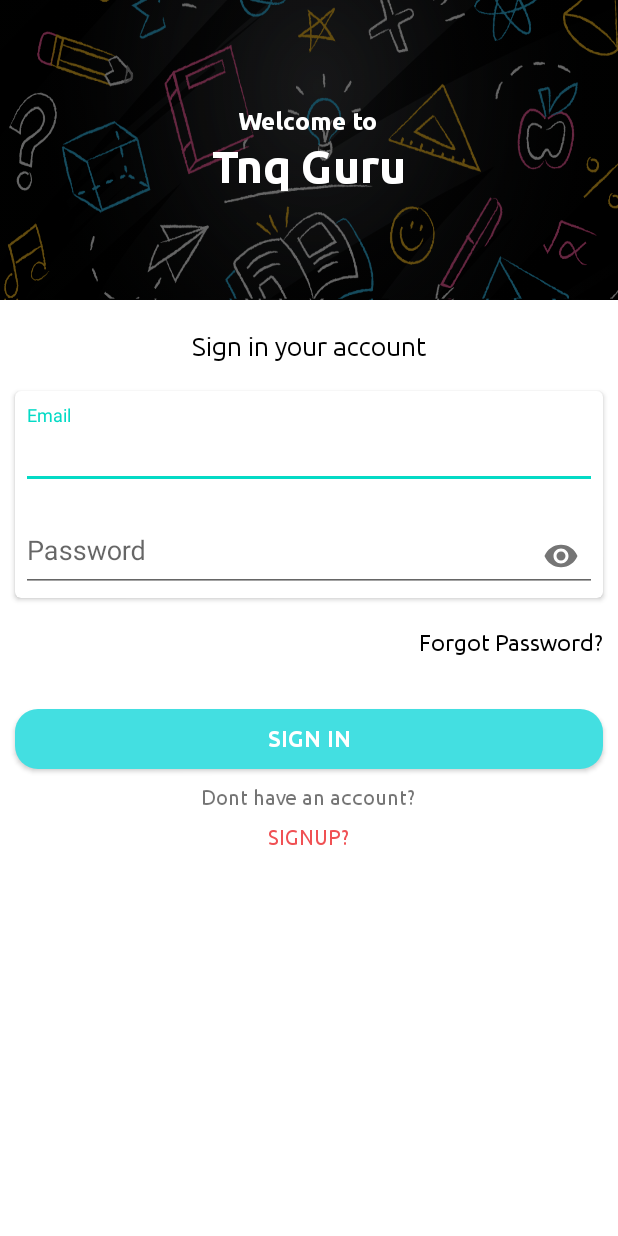
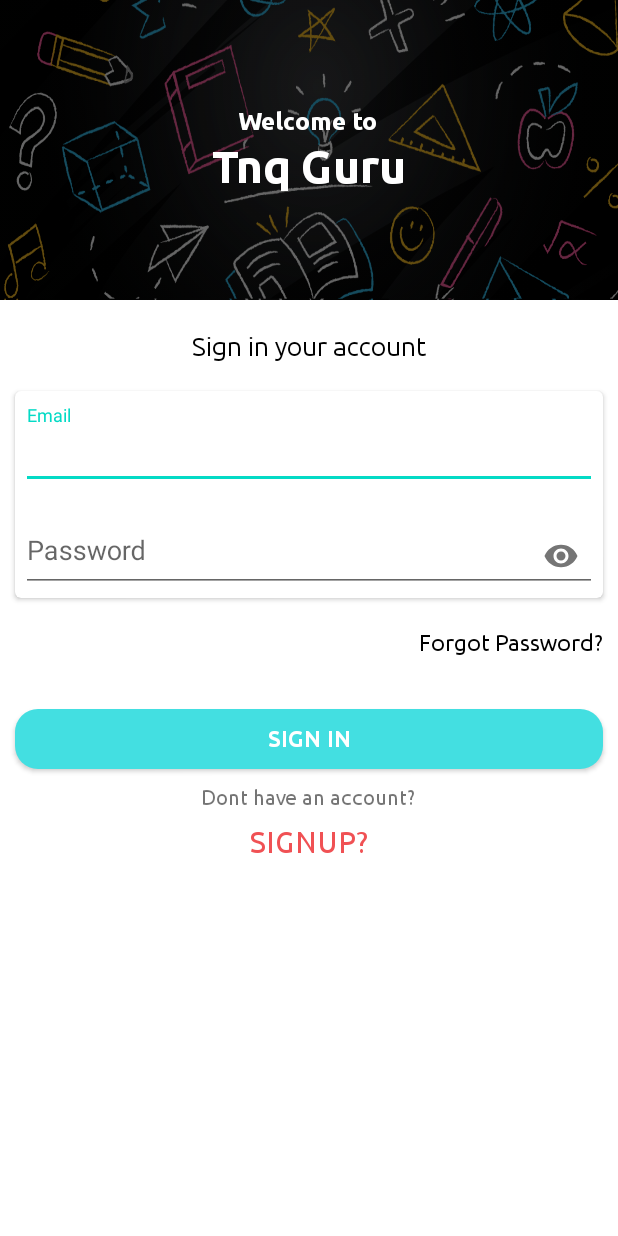
Before and after one commit to SaravanaMurale/TnqGuru, an Android app: the screen it shows after launch (LoginActivity), on a phone screen of 412 x 824 dp. Run offline under Robolectric (Android 15) with nearby library versions, the phone set to English and light mode, and no system bars; libraries missing offline, so code that uses them is left out: com.shobhitpuri.custombuttons; 3 statements that could not run were skipped.

Commit message:
Colg Stu Fees Commit

```diff
--- a/app/src/main/res/layout/activity_login.xml
+++ b/app/src/main/res/layout/activity_login.xml
@@ -42,6 +42,7 @@
         android:layout_centerHorizontal="true"
         android:layout_marginTop="@dimen/ten_dp"
         android:textAllCaps="true"
+        android:textSize="@dimen/twenty_sp"
         android:textColor="@color/red"
         android:fontFamily="@font/ubuntu_regular"
         />
```
